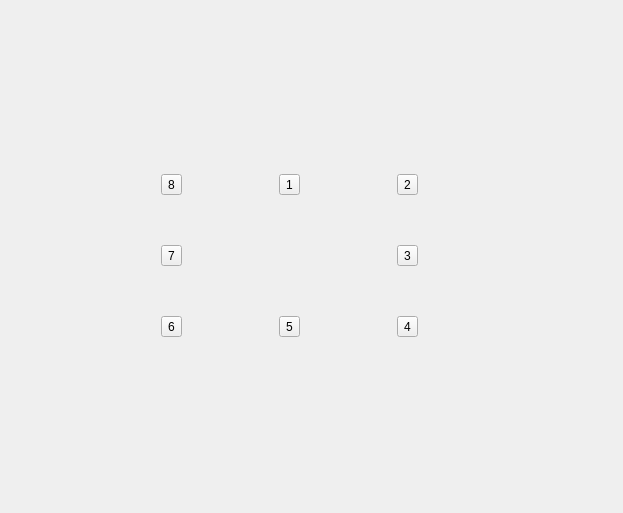
Before: the Qt Designer form podwindow.ui in Mayazure/MyoControl, drawn with Qt 5.
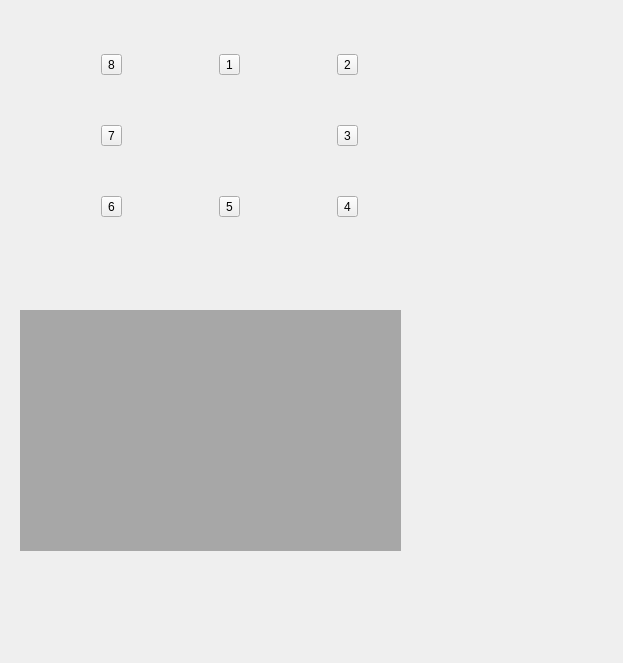
After: the same form once the commit is applied.

What changed in the file:
```diff
--- a/podwindow.ui
+++ b/podwindow.ui
@@ -7,7 +7,7 @@
     <x>0</x>
     <y>0</y>
     <width>623</width>
-    <height>513</height>
+    <height>663</height>
    </rect>
   </property>
   <property name="windowTitle">
@@ -16,8 +16,8 @@
   <widget class="QWidget" name="gridLayoutWidget">
    <property name="geometry">
     <rect>
-     <x>70</x>
-     <y>130</y>
+     <x>10</x>
+     <y>10</y>
      <width>441</width>
      <height>251</height>
     </rect>
@@ -81,6 +81,230 @@
     </item>
    </layout>
   </widget>
+  <widget class="QWidget" name="widget" native="true">
+   <property name="geometry">
+    <rect>
+     <x>20</x>
+     <y>310</y>
+     <width>381</width>
+     <height>241</height>
+    </rect>
+   </property>
+   <property name="palette">
+    <palette>
+     <active>
+      <colorrole role="Button">
+       <brush brushstyle="SolidPattern">
+        <color alpha="255">
+         <red>224</red>
+         <green>164</green>
+         <blue>240</blue>
+        </color>
+       </brush>
+      </colorrole>
+      <colorrole role="Light">
+       <brush brushstyle="SolidPattern">
+        <color alpha="255">
+         <red>0</red>
+         <green>255</green>
+         <blue>127</blue>
+        </color>
+       </brush>
+      </colorrole>
+      <colorrole role="Midlight">
+       <brush brushstyle="SolidPattern">
+        <color alpha="255">
+         <red>255</red>
+         <green>255</green>
+         <blue>127</blue>
+        </color>
+       </brush>
+      </colorrole>
+      <colorrole role="Base">
+       <brush brushstyle="SolidPattern">
+        <color alpha="255">
+         <red>255</red>
+         <green>255</green>
+         <blue>0</blue>
+        </color>
+       </brush>
+      </colorrole>
+      <colorrole role="Window">
+       <brush brushstyle="SolidPattern">
+        <color alpha="255">
+         <red>167</red>
+         <green>167</green>
+         <blue>167</blue>
+        </color>
+       </brush>
+      </colorrole>
+      <colorrole role="LinkVisited">
+       <brush brushstyle="SolidPattern">
+        <color alpha="255">
+         <red>166</red>
+         <green>166</green>
+         <blue>166</blue>
+        </color>
+       </brush>
+      </colorrole>
+      <colorrole role="AlternateBase">
+       <brush brushstyle="SolidPattern">
+        <color alpha="255">
+         <red>0</red>
+         <green>170</green>
+         <blue>255</blue>
+        </color>
+       </brush>
+      </colorrole>
+     </active>
+     <inactive>
+      <colorrole role="Button">
+       <brush brushstyle="SolidPattern">
+        <color alpha="255">
+         <red>224</red>
+         <green>164</green>
+         <blue>240</blue>
+        </color>
+       </brush>
+      </colorrole>
+      <colorrole role="Light">
+       <brush brushstyle="SolidPattern">
+        <color alpha="255">
+         <red>0</red>
+         <green>255</green>
+         <blue>127</blue>
+        </color>
+       </brush>
+      </colorrole>
+      <colorrole role="Midlight">
+       <brush brushstyle="SolidPattern">
+        <color alpha="255">
+         <red>255</red>
+         <green>255</green>
+         <blue>127</blue>
+        </color>
+       </brush>
+      </colorrole>
+      <colorrole role="Base">
+       <brush brushstyle="SolidPattern">
+        <color alpha="255">
+         <red>255</red>
+         <green>255</green>
+         <blue>0</blue>
+        </color>
+       </brush>
+      </colorrole>
+      <colorrole role="Window">
+       <brush brushstyle="SolidPattern">
+        <color alpha="255">
+         <red>167</red>
+         <green>167</green>
+         <blue>167</blue>
+        </color>
+       </brush>
+      </colorrole>
+      <colorrole role="LinkVisited">
+       <brush brushstyle="SolidPattern">
+        <color alpha="255">
+         <red>166</red>
+         <green>166</green>
+         <blue>166</blue>
+        </color>
+       </brush>
+      </colorrole>
+      <colorrole role="AlternateBase">
+       <brush brushstyle="SolidPattern">
+        <color alpha="255">
+         <red>0</red>
+         <green>170</green>
+         <blue>255</blue>
+        </color>
+       </brush>
+      </colorrole>
+     </inactive>
+     <disabled>
+      <colorrole role="Button">
+       <brush brushstyle="SolidPattern">
+        <color alpha="255">
+         <red>224</red>
+         <green>164</green>
+         <blue>240</blue>
+        </color>
+       </brush>
+      </colorrole>
+      <colorrole role="Light">
+       <brush brushstyle="SolidPattern">
+        <color alpha="255">
+         <red>0</red>
+         <green>255</green>
+         <blue>127</blue>
+        </color>
+       </brush>
+      </colorrole>
+      <colorrole role="Midlight">
+       <brush brushstyle="SolidPattern">
+        <color alpha="255">
+         <red>255</red>
+         <green>255</green>
+         <blue>127</blue>
+        </color>
+       </brush>
+      </colorrole>
+      <colorrole role="Base">
+       <brush brushstyle="SolidPattern">
+        <color alpha="255">
+         <red>167</red>
+         <green>167</green>
+         <blue>167</blue>
+        </color>
+       </brush>
+      </colorrole>
+      <colorrole role="Window">
+       <brush brushstyle="SolidPattern">
+        <color alpha="255">
+         <red>167</red>
+         <green>167</green>
+         <blue>167</blue>
+        </color>
+       </brush>
+      </colorrole>
+      <colorrole role="LinkVisited">
+       <brush brushstyle="SolidPattern">
+        <color alpha="255">
+         <red>166</red>
+         <green>166</green>
+         <blue>166</blue>
+        </color>
+       </brush>
+      </colorrole>
+      <colorrole role="AlternateBase">
+       <brush brushstyle="SolidPattern">
+        <color alpha="255">
+         <red>0</red>
+         <green>170</green>
+         <blue>255</blue>
+        </color>
+       </brush>
+      </colorrole>
+     </disabled>
+    </palette>
+   </property>
+   <property name="autoFillBackground">
+    <bool>true</bool>
+   </property>
+   <layout class="QVBoxLayout" name="verticalLayout"/>
+  </widget>
+  <widget class="QWidget" name="verticalLayoutWidget">
+   <property name="geometry">
+    <rect>
+     <x>460</x>
+     <y>270</y>
+     <width>160</width>
+     <height>80</height>
+    </rect>
+   </property>
+   <layout class="QVBoxLayout" name="ver"/>
+  </widget>
  </widget>
  <resources/>
  <connections/>
```
